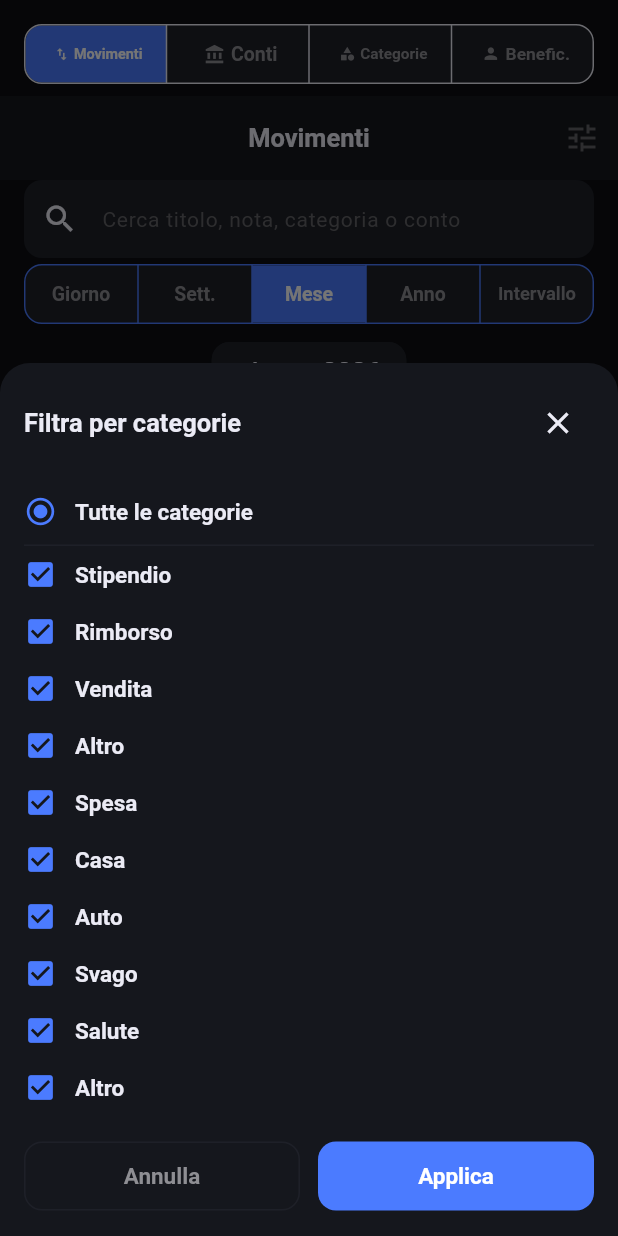
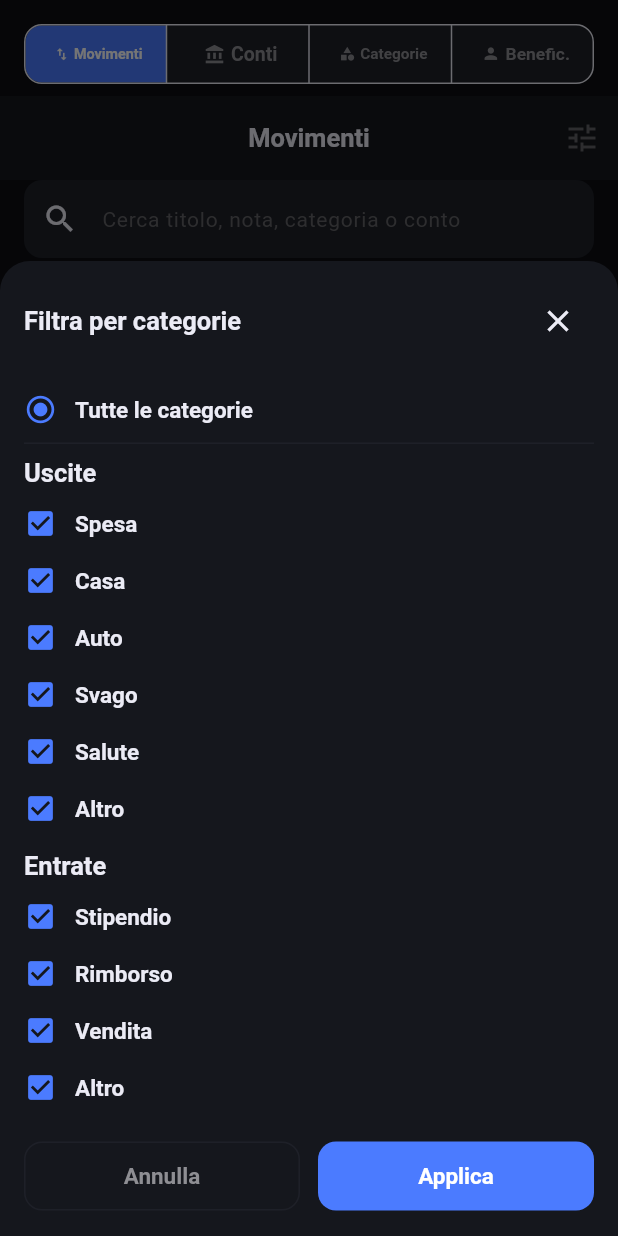
Before and after one commit to Xiron15293/STREAM, a Flutter app: the screen it shows after launch, item 2 of the bottom bar chosen, after a tap on "Tutte le categorie", on a phone screen of 412 x 824 dp. Run offline on Flutter 3.47's test engine with Material 3 defaults, Android fonts, the phone set to English and light mode, and no system bars; our stand-ins replace file_picker, fl_chart, package_info_plus, share_plus, shared_preferences, sqflite; accounts and stored records are empty.

Commit message:
V0.11l group movement category filters

```diff
--- a/lib/screens/movements_screen.dart
+++ b/lib/screens/movements_screen.dart
@@ -2,6 +2,7 @@ import 'package:flutter/material.dart';
 import '../data/database.dart';
 import '../data/preferences_service.dart';
 import '../design/stream_theme_extension.dart';
+import '../design/stream_theme_palette.dart';
 import '../models/category.dart';
 import '../models/movement.dart';
 import '../models/time_filter.dart';
@@ -216,6 +217,52 @@ class _MovementsScreenState extends State<MovementsScreen> {
     return '${selected.length} conti selezionati';
   }
 
+  List<Category> _expenseCategories(List<Category> categories) =>
+      categories.where((c) => c.type == MovementType.expense).toList();
+
+  List<Category> _incomeCategories(List<Category> categories) =>
+      categories.where((c) => c.type == MovementType.income).toList();
+
+  Widget _buildCategoryOption(Category category, Set<String> workingIds,
+      void Function(VoidCallback) setSheetState,
+      StreamThemePalette palette) {
+    final isSelected = workingIds.contains(category.id);
+    return InkWell(
+      key: Key('movements_category_filter_option_${category.id}'),
+      onTap: () {
+        setSheetState(() {
+          if (isSelected) {
+            workingIds.remove(category.id);
+          } else {
+            workingIds.add(category.id);
+          }
+        });
+      },
+      child: Padding(
+        padding: const EdgeInsets.symmetric(vertical: 8),
+        child: Row(
+          children: [
+            Icon(
+              isSelected
+                  ? Icons.check_box
+                  : Icons.check_box_outline_blank,
+              color: palette.primary,
+              size: 22,
+            ),
+            const SizedBox(width: StreamSpacing.md),
+            Expanded(
+              child: Text(
+                category.name,
+                style: StreamTypography.bodyBold,
+                overflow: TextOverflow.ellipsis,
+              ),
+            ),
+          ],
+        ),
+      ),
+    );
+  }
+
   String _categoryFilterLabel() {
     final activeCategories = widget.db.categories
         .where((category) => !category.archived)
@@ -408,6 +455,8 @@ class _MovementsScreenState extends State<MovementsScreen> {
     final activeCategories = widget.db.categories
         .where((category) => !category.archived)
         .toList();
+    final expenseCategories = _expenseCategories(activeCategories);
+    final incomeCategories = _incomeCategories(activeCategories);
     Set<String> workingIds = Set.from(
       _selectedCategoryFilterIds ??
           activeCategories.map((category) => category.id),
@@ -478,45 +527,43 @@ class _MovementsScreenState extends State<MovementsScreen> {
                       ),
                     ),
                     const Divider(),
-                    ...activeCategories.map((category) {
-                      final isSelected = workingIds.contains(category.id);
-                      return InkWell(
-                        key: Key(
-                          'movements_category_filter_option_${category.id}',
-                        ),
-                        onTap: () {
-                          setSheetState(() {
-                            if (isSelected) {
-                              workingIds.remove(category.id);
-                            } else {
-                              workingIds.add(category.id);
-                            }
-                          });
-                        },
-                        child: Padding(
-                          padding: const EdgeInsets.symmetric(vertical: 8),
-                          child: Row(
-                            children: [
-                              Icon(
-                                isSelected
-                                    ? Icons.check_box
-                                    : Icons.check_box_outline_blank,
-                                color: p.primary,
-                                size: 22,
-                              ),
-                              const SizedBox(width: StreamSpacing.md),
-                              Expanded(
+                    ConstrainedBox(
+                      constraints: BoxConstraints(
+                        maxHeight: MediaQuery.of(context).size.height * 0.55,
+                      ),
+                      child: SingleChildScrollView(
+                        child: Column(
+                          mainAxisSize: MainAxisSize.min,
+                          crossAxisAlignment: CrossAxisAlignment.stretch,
+                          children: [
+                            if (expenseCategories.isNotEmpty) ...[
+                              Padding(
+                                padding: const EdgeInsets.only(top: 8, bottom: 4),
                                 child: Text(
-                                  category.name,
-                                  style: StreamTypography.bodyBold,
-                                  overflow: TextOverflow.ellipsis,
+                                  'Uscite',
+                                  style: StreamTypography.h3,
                                 ),
                               ),
+                              ...expenseCategories
+                                  .map((c) => _buildCategoryOption(
+                                      c, workingIds, setSheetState, p)),
                             ],
-                          ),
+                            if (incomeCategories.isNotEmpty) ...[
+                              Padding(
+                                padding: const EdgeInsets.only(top: 8, bottom: 4),
+                                child: Text(
+                                  'Entrate',
+                                  style: StreamTypography.h3,
+                                ),
+                              ),
+                              ...incomeCategories
+                                  .map((c) => _buildCategoryOption(
+                                      c, workingIds, setSheetState, p)),
+                            ],
+                          ],
                         ),
-                      );
-                    }),
+                      ),
+                    ),
                     const SizedBox(height: StreamSpacing.lg),
                     Row(
                       children: [
```
Also changed, not shown: 7 other files.
